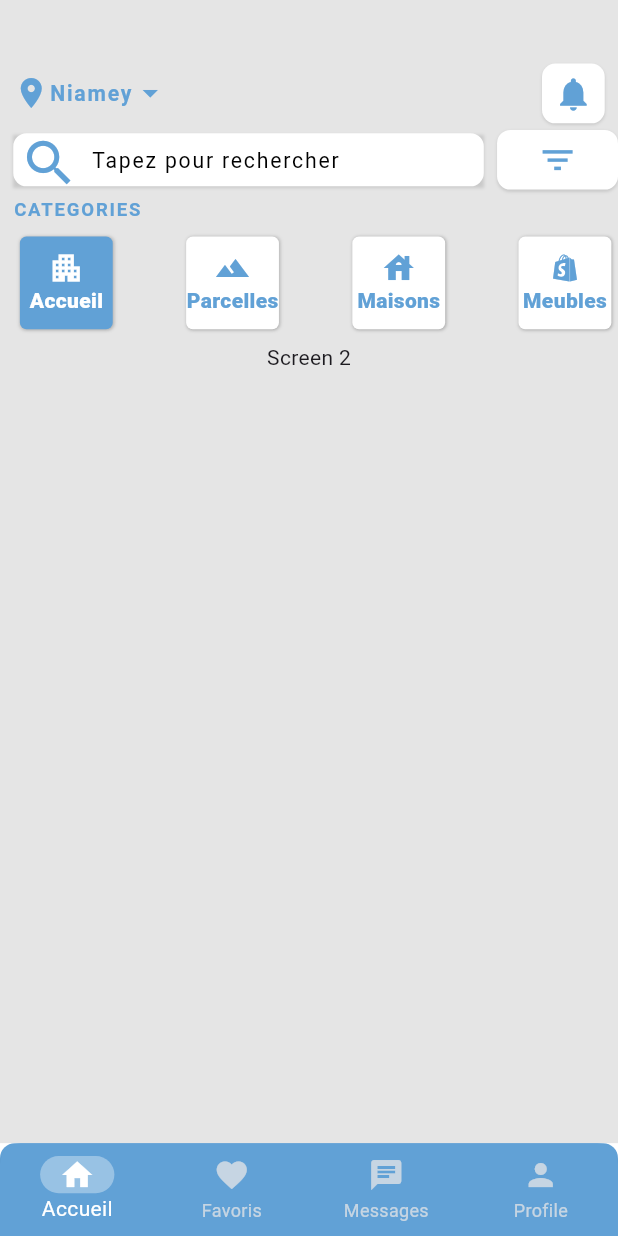
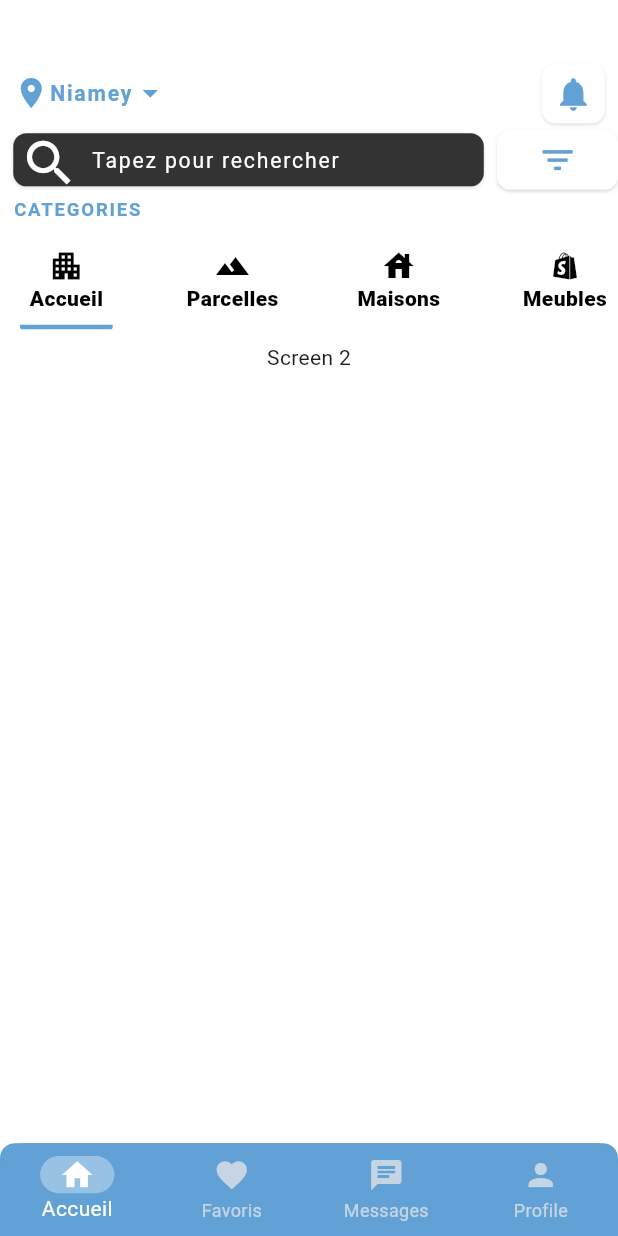
Before and after one commit to GanonthaBr/belle-house-mobile-app, a Flutter app: the screen it shows after launch, on a phone screen of 412 x 824 dp. Run offline on Flutter 3.47's test engine with Material 3 defaults, Android fonts, the phone set to English and light mode, and no system bars; our stand-ins replace geolocator, intl_phone_field; missing offline and left inert: country_codes.

Commit message:
Add deepGray color to AppColors, update MenuItem and SearchBar widgets for improved styling and consistency

```diff
--- a/lib/utils/colors.dart
+++ b/lib/utils/colors.dart
@@ -7,4 +7,6 @@ class AppColors {
   static const Color secondaryColor = Color(0xffffffff);
   static const Color black = Color(0xff000000);
   static const Color gray = Color(0xffe5e5e5);
+  //deep gray
+  static const Color deepGray = Color(0xff333333);
 }
--- a/lib/widgets/menu_item.dart
+++ b/lib/widgets/menu_item.dart
@@ -1,4 +1,5 @@
 import 'package:flutter/material.dart';
+import 'package:mobile_app/utils/colors.dart';
 import 'package:mobile_app/utils/dimensions.dart';
 
 class MenuItem extends StatelessWidget {
@@ -6,7 +7,7 @@ class MenuItem extends StatelessWidget {
   final IconData icon;
   final Color? color;
   final Color? iconColor;
-  final Color? bgColor;
+  final Color bgColor;
   final Function() action;
 
   const MenuItem({
@@ -28,31 +29,35 @@ class MenuItem extends StatelessWidget {
         height: AppDimension.distance70,
         margin: EdgeInsets.all(AppDimension.distance20 / 4),
         decoration: BoxDecoration(
-          color: bgColor,
-          borderRadius: BorderRadius.circular(AppDimension.distance20 / 4),
-          boxShadow: const [
-            BoxShadow(
-              color: Colors.black12,
-              // spreadRadius: 1,
-              blurRadius: 1,
-              offset: Offset(0, 1), // changes position of shadow
-            ),
-            BoxShadow(
-              color: Colors.black12,
-              // spreadRadius: 1,
-              blurRadius: 1,
-              offset: Offset(1, 0), // changes position of shadow
-            ),
-          ],
+          // color: bgColor,
+          border: Border(bottom: BorderSide(color: bgColor, width: 3)),
+          borderRadius: BorderRadius.circular(AppDimension.distance20 / 10),
+          // boxShadow: const [
+          //   BoxShadow(
+          //     color: Colors.black12,
+          //     // spreadRadius: 1,
+          //     blurRadius: 1,
+          //     offset: Offset(0, 1), // changes position of shadow
+          //   ),
+          //   BoxShadow(
+          //     color: Colors.black12,
+          //     // spreadRadius: 1,
+          //     blurRadius: 1,
+          //     offset: Offset(1, 0), // changes position of shadow
+          //   ),
+          // ],
         ),
         child: Center(
           child: Column(
             mainAxisAlignment: MainAxisAlignment.center,
             children: [
-              Icon(icon, color: iconColor),
+              Icon(icon, color: AppColors.black),
               Text(
                 title,
-                style: TextStyle(color: color, fontWeight: FontWeight.w800),
+                style: TextStyle(
+                  color: AppColors.black,
+                  fontWeight: FontWeight.w800,
+                ),
               ),
             ],
           ),
--- a/lib/widgets/navigation_menu.dart
+++ b/lib/widgets/navigation_menu.dart
@@ -32,7 +32,7 @@ class _NaviMenuState extends State<NaviMenu> {
   @override
   Widget build(BuildContext context) {
     return Scaffold(
-      backgroundColor: AppColors.gray,
+      backgroundColor: AppColors.secondaryColor,
       body: Column(
         children: [
           //heading
--- a/lib/widgets/search_bar.dart
+++ b/lib/widgets/search_bar.dart
@@ -16,7 +16,9 @@ class TextFielSearch extends StatelessWidget {
   Widget build(BuildContext context) {
     return Container(
       margin: EdgeInsets.only(left: AppDimension.distance20 / 2),
-      decoration: const BoxDecoration(
+      decoration: BoxDecoration(
+        // color: Colors.red,
+        borderRadius: BorderRadius.circular(AppDimension.distance20 / 2),
         boxShadow: [
           BoxShadow(
             color: Colors.black12,
@@ -37,17 +39,17 @@ class TextFielSearch extends StatelessWidget {
             AppDimension.distance20 / 2,
           ),
           filled: true,
-          fillColor: AppColors.secondaryColor,
+          fillColor: AppColors.deepGray,
           hintText: 'Tapez pour rechercher',
           hintStyle: TextStyle(
-            color: Colors.black,
+            color: AppColors.secondaryColor,
             fontSize: AppDimension.radius8 * 2,
             letterSpacing: 1.2,
           ),
           prefixIcon: Icon(
             Icons.search,
             size: AppDimension.distance45,
-            color: AppColors.primaryColor,
+            color: AppColors.secondaryColor,
           ),
           border: OutlineInputBorder(
             borderSide: BorderSide.none,
```
